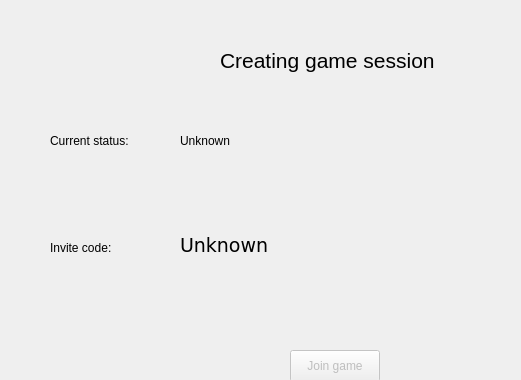
The window that client/views/middlescreenview.ui (cavoke-project/cavoke) describes before a commit, drawn with Qt 5; both pictures show x 0 to 521 and y 0 to 380 of the 800 by 600 pixel window.
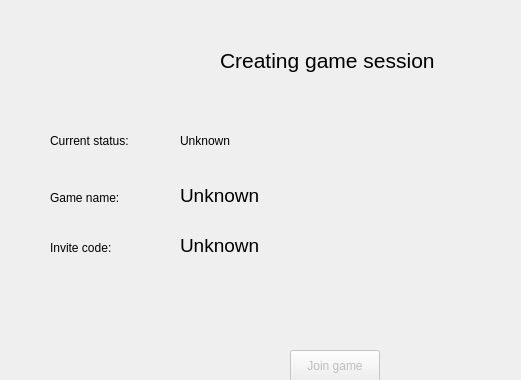
The same window after the commit.

```diff
--- a/client/views/middlescreenview.ui
+++ b/client/views/middlescreenview.ui
@@ -82,7 +82,6 @@
     </property>
     <property name="font">
      <font>
-      <family>DejaVu Sans</family>
       <pointsize>14</pointsize>
      </font>
     </property>
@@ -109,6 +108,37 @@
      <bool>false</bool>
     </property>
    </widget>
+   <widget class="QLabel" name="gameNameLabel">
+    <property name="geometry">
+     <rect>
+      <x>180</x>
+      <y>170</y>
+      <width>231</width>
+      <height>51</height>
+     </rect>
+    </property>
+    <property name="font">
+     <font>
+      <pointsize>14</pointsize>
+     </font>
+    </property>
+    <property name="text">
+     <string>Unknown</string>
+    </property>
+   </widget>
+   <widget class="QLabel" name="gameNameHLabel">
+    <property name="geometry">
+     <rect>
+      <x>50</x>
+      <y>190</y>
+      <width>91</width>
+      <height>16</height>
+     </rect>
+    </property>
+    <property name="text">
+     <string>Game name:</string>
+    </property>
+   </widget>
   </widget>
   <widget class="QMenuBar" name="menubar">
    <property name="geometry">
```
Left out of the diff: 4 changed lines with no effect on the pictures.
